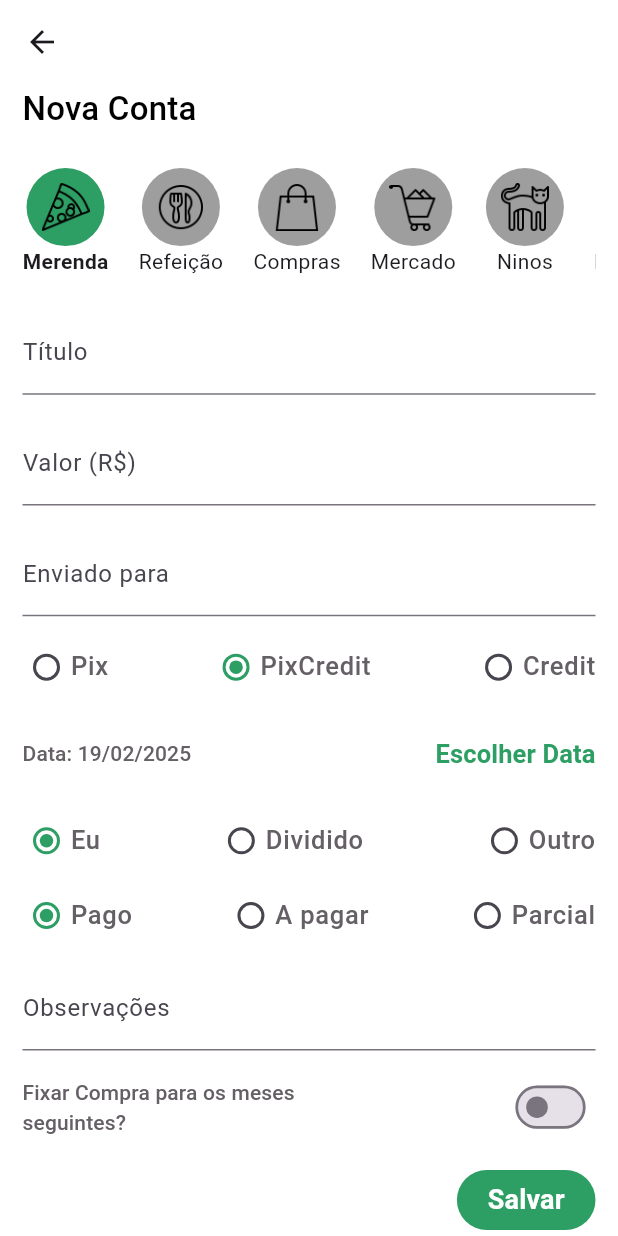
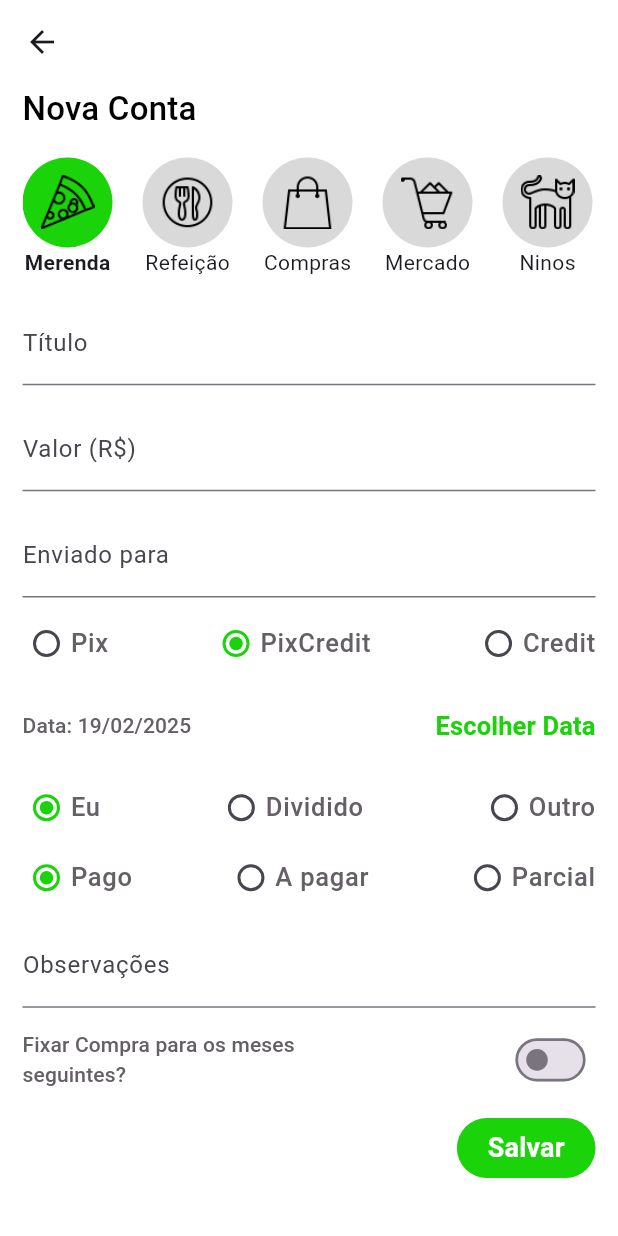
Before and after one commit to e-duarte/my_expenses, a Flutter app: the screen it shows after launch, after a tap on the "add" icon, on a phone screen of 412 x 824 dp. Run offline on Flutter 3.47's test engine with Material 3 defaults, Android fonts, the phone set to English and light mode, and no system bars; our stand-ins replace carousel_slider, csv, fl_chart, open_filex, sqflite; missing offline and left inert: easy_pie_chart, social_sharing_plus; accounts and stored records are empty.

Commit message:
Transaction Form updadte

```diff
--- a/lib/components/tag_leading.dart
+++ b/lib/components/tag_leading.dart
@@ -10,9 +10,9 @@ class TagLeading extends StatelessWidget {
   Widget build(BuildContext context) {
     return CircleAvatar(
       backgroundColor: color,
-      radius: 26,
+      radius: 30,
       child: Padding(
-        padding: const EdgeInsets.all(10.0),
+        padding: const EdgeInsets.all(12.0),
         child: Image.asset(
           tag.iconPath,
           fit: BoxFit.contain,
--- a/lib/components/tags_radio_button.dart
+++ b/lib/components/tags_radio_button.dart
@@ -32,7 +32,7 @@ class TagsRadioButton extends StatelessWidget {
                   tags[index],
                   color: initialTag.tagName == tags[index].tagName
                       ? Theme.of(context).colorScheme.primary
-                      : Colors.grey,
+                      : Theme.of(context).colorScheme.surface,
                 ),
               ),
               initialTag.tagName != tags[index].tagName
--- a/lib/components/transaction_update_form.dart
+++ b/lib/components/transaction_update_form.dart
@@ -209,6 +209,7 @@ class _TransactionUpdateFormState extends State<TransactionUpdateForm> {
         ),
         if (_owner == Owner.other)
           CustomTextField(
+            focusNode: _focusNode4,
             controller: _otherController,
             initValue: widget.transaction.ownerDesc,
             labelText: 'Outro',
--- a/lib/main.dart
+++ b/lib/main.dart
@@ -28,9 +28,10 @@ class App extends StatelessWidget {
       ],
       theme: theme.copyWith(
         colorScheme: theme.colorScheme.copyWith(
-          primary: const Color(0xFF2D9E64),
+          primary: const Color(0xFF1AD409),
           secondary: Colors.redAccent,
           tertiary: const Color(0xFF4E71FF),
+          surface: const Color(0xFFD9D9D9),
         ),
         textTheme: theme.textTheme.copyWith(
           titleLarge: const TextStyle(
--- a/lib/screens/transaction_form_screen.dart
+++ b/lib/screens/transaction_form_screen.dart
@@ -232,6 +232,7 @@ class _TransactionFormScreenState extends State<TransactionFormScreen> {
                 focusNode: _focusNode5,
                 controller: _obsController,
                 textCapitalization: TextCapitalization.sentences,
+                maxLines: null,
                 decoration: const InputDecoration(
                   labelText: 'Observações',
                 ),
@@ -267,6 +268,9 @@ class _TransactionFormScreenState extends State<TransactionFormScreen> {
                     ),
                   )
                 ],
+              ),
+              SizedBox(
+                height: 20,
               ),
             ],
           ),
```
